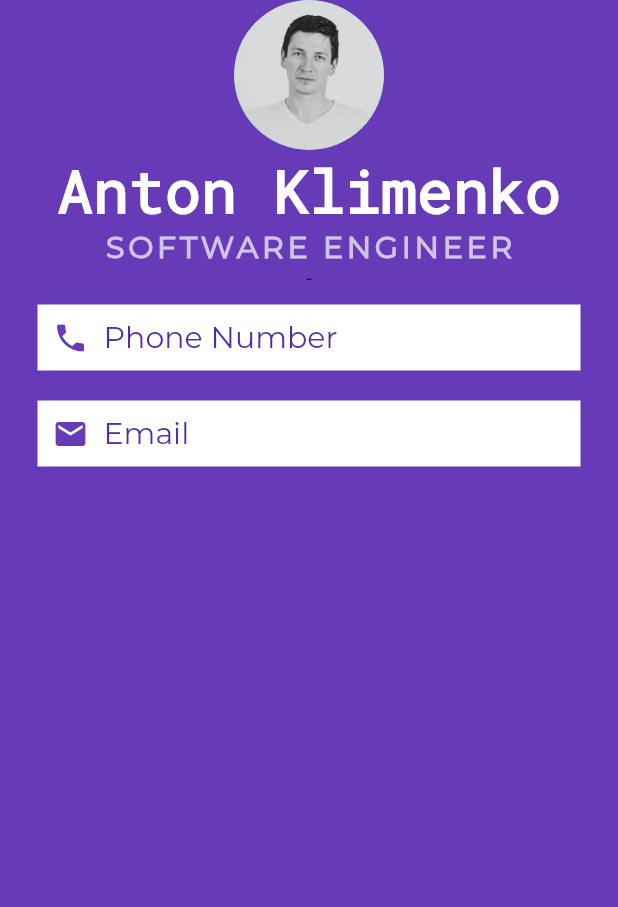
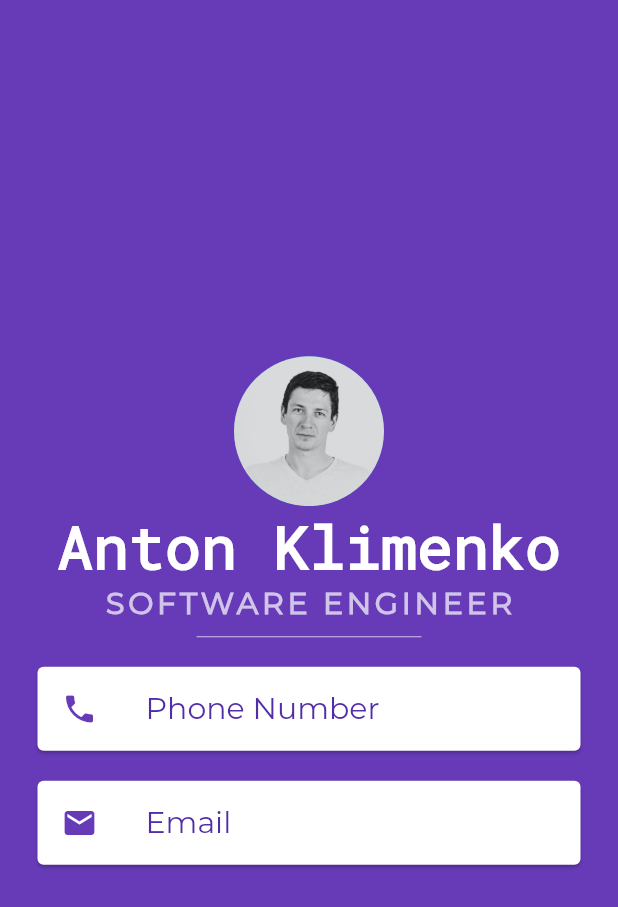
Before and after one commit to antklim/my_card, a Flutter app: the screen it shows after launch, on a phone screen of 412 x 824 dp. Shown: the top 907 px of the screen. Run offline on Flutter 3.47's test engine with Material 2 defaults, Android fonts, the phone set to English and light mode, and no system bars.

Commit message:
Custom info fields replaced with the ListTile

```diff
--- a/lib/main.dart
+++ b/lib/main.dart
@@ -1,4 +1,12 @@
 import 'package:flutter/material.dart';
+
+// TODO:
+// 1. Add sections with working history
+// ==== The following sections require authentication ====
+// 2. Download resume
+// 3. Book an interview - should show the calendar and availability time
+//    3.1. As soon as confirmed should send calendar invitation
+// 4. Add analytics
 
 void main() => runApp(App());
 
@@ -10,6 +18,7 @@ class App extends StatelessWidget {
         backgroundColor: Styles.primaryColor,
         body: SafeArea(
           child: Column(
+            mainAxisAlignment: MainAxisAlignment.center,
             children: <Widget>[
               Avatar(),
               WhoAmI(),
@@ -84,7 +93,11 @@ class Delimiter extends StatelessWidget {
   @override
   Widget build(BuildContext context) {
     return Container(
-      child: Text('-'),
+      child: SizedBox(
+        height: 20,
+        width: 150,
+        child: Divider(color: Styles.primaryColorLigth),
+      ),
     );
   }
 }
@@ -95,18 +108,14 @@ class MyContacts extends StatelessWidget {
     return Container(
       child: Column(
         children: <Widget>[
-          Container(
-            color: Styles.primaryColorText,
+          Card(
             margin: EdgeInsets.symmetric(vertical: 10, horizontal: 25),
-            padding: EdgeInsets.all(10),
-            child: Row(
-              children: <Widget>[
-                Icon(
+            child: ListTile(
+              leading: Icon(
                 Icons.phone,
                 color: Styles.primaryColor,
               ),
-                SizedBox(width: 10),
-                Text(
+              title: Text(
                 'Phone Number',
                 style: TextStyle(
                   color: Styles.primaryColorDark,
@@ -114,21 +123,16 @@ class MyContacts extends StatelessWidget {
                   fontSize: 20,
                 ),
               ),
-              ],
             ),
           ),
-          Container(
-            color: Styles.primaryColorText,
+          Card(
             margin: EdgeInsets.symmetric(vertical: 10, horizontal: 25),
-            padding: EdgeInsets.all(10),
-            child: Row(
-              children: <Widget>[
-                Icon(
+            child: ListTile(
+              leading: Icon(
                 Icons.email,
                 color: Styles.primaryColor,
               ),
-                SizedBox(width: 10),
-                Text(
+              title: Text(
                 'Email',
                 style: TextStyle(
                   color: Styles.primaryColorDark,
@@ -136,7 +140,6 @@ class MyContacts extends StatelessWidget {
                   fontSize: 20,
                 ),
               ),
-              ],
             ),
           ),
         ],
```
Lines whose indentation alone changed are shown as unchanged.
